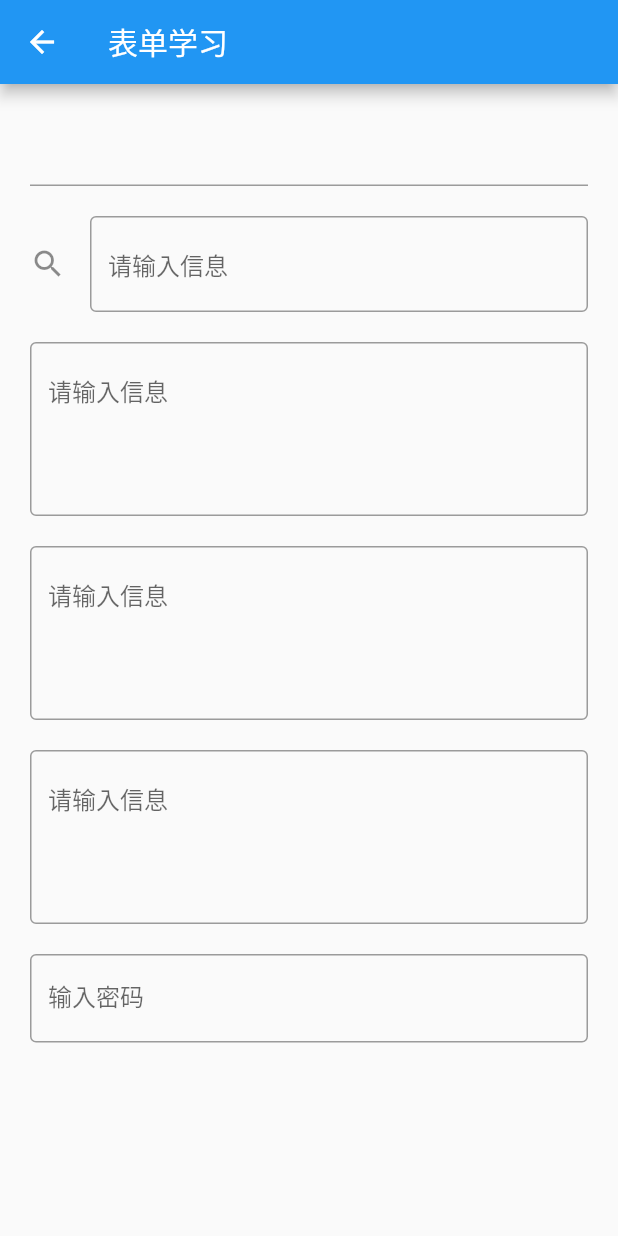
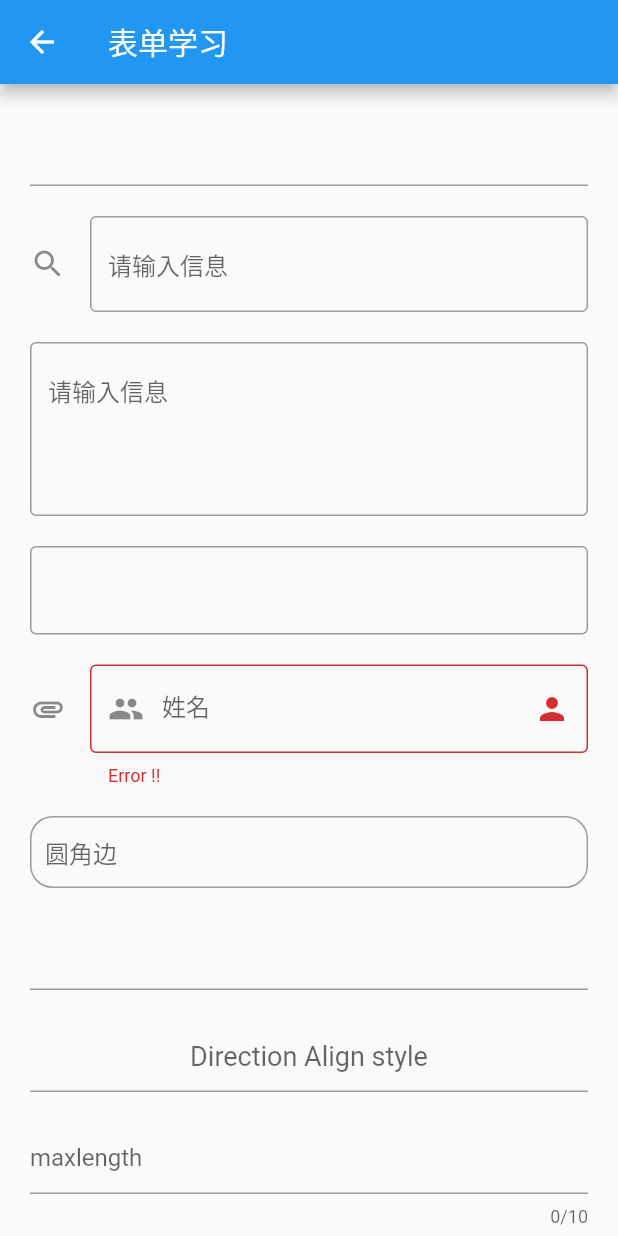
Before and after one commit to Rex-Man/flutterStudy, a Flutter app: the FormControllerStudy screen opened directly, on a phone screen of 412 x 824 dp. Run offline on Flutter 3.47's test engine with Material 2 defaults, Android fonts, the phone set to English and light mode, and no system bars.

Commit message:
Text Field 的一些功能

```diff
--- a/lib/FormControlerStudy/form_controler_study.dart
+++ b/lib/FormControlerStudy/form_controler_study.dart
@@ -69,22 +69,68 @@ class _FormControllerStudyState extends State<FormControllerStudy> {
               ),
               SizedBox(height: 20),
               TextField(
-                maxLines: 4,
+                obscureText: true, // 设置密码框
                 decoration: InputDecoration(
-                    hintText: '请输入信息', border: OutlineInputBorder()),
+                                            border: OutlineInputBorder()
+                                           ),
               ),
               SizedBox(height: 20),
               TextField(
-                maxLines: 4,
                 decoration: InputDecoration(
-                    hintText: '请输入信息', border: OutlineInputBorder()),
+                                            icon: Icon(Icons.attachment),
+                                            prefixIcon: Icon(Icons.people),
+                                            suffixIcon: Icon(Icons.person),
+                                            labelText: "姓名",
+                                            border: OutlineInputBorder(),
+                                            errorText:"Error !!"
+                                           ),
               ),
               SizedBox(height: 20),
               TextField(
-                obscureText: true,
                 decoration: InputDecoration(
-                    labelText: '输入密码', border: OutlineInputBorder()),
+                  contentPadding: EdgeInsets.all(10.0),
+                  hintText: '圆角边',
+                  border: OutlineInputBorder(borderRadius: BorderRadius.circular(15))
+                )
               ),
+              SizedBox(height: 20),
+              TextField(
+                cursorColor: Colors.purple.withOpacity(0.4),  //光标颜色
+                cursorWidth: 10.0,                            //光标宽度
+                cursorRadius: Radius.circular(4.0),           //光标圆角
+              ),
+              SizedBox(height: 20),
+              TextField(
+                style: TextStyle(                         //文字的样式
+                   color :Colors.purple,
+                   fontSize:18.0
+                ),
+                textAlign: TextAlign.center,              //textAlign 为文字起始位置，
+                textDirection: TextDirection.rtl,         //textDirection 文字内容方向。
+                decoration: InputDecoration(
+                    hintText: 'Direction Align style'
+                ),
+              ),
+              SizedBox(height: 20),
+              TextField(
+                maxLength: 10,                           //右下角会标注最大长度和已经输入多长
+                maxLengthEnforced: true,                 // 为true 达到最大字符长度后不可编辑，为false 可继续编辑
+
+                decoration: InputDecoration(
+                    hintText: 'maxlength'
+                ),
+              ),
+              SizedBox(height: 20),
+              TextField(
+                maxLines: null,                          //最大行数 当为null自动换行，展示多行。 为指定行的时候
+                maxLength:TextField.noMaxLength,         //意思是只在右下角展现输入字符数
+                enableInteractiveSelection: false,       //长按是否出现 剪切，复制， 粘贴 菜单。 false 不会出现
+                textCapitalization: TextCapitalization.sentences, // 首字母是否大写。
+                decoration: InputDecoration(
+                    hintText: 'maxLines'
+                ),
+              ),
+
             ]),
           ),
         ));
```
